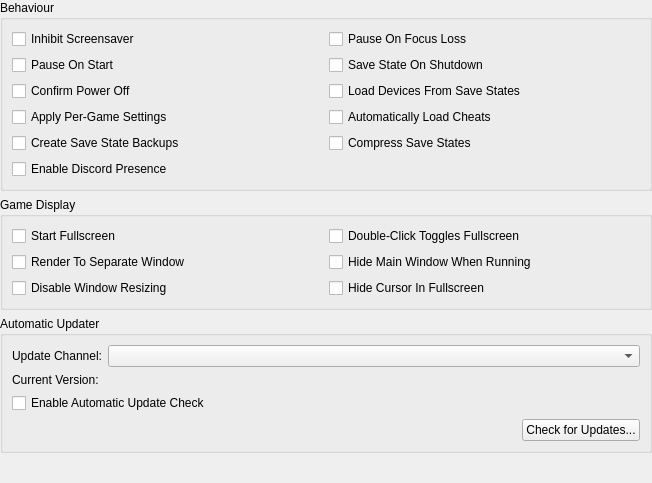
This is src/duckstation-qt/interfacesettingswidget.ui in kofxi3584karlayang/duckstation as Qt 5 draws it before an edit. The edited form follows.
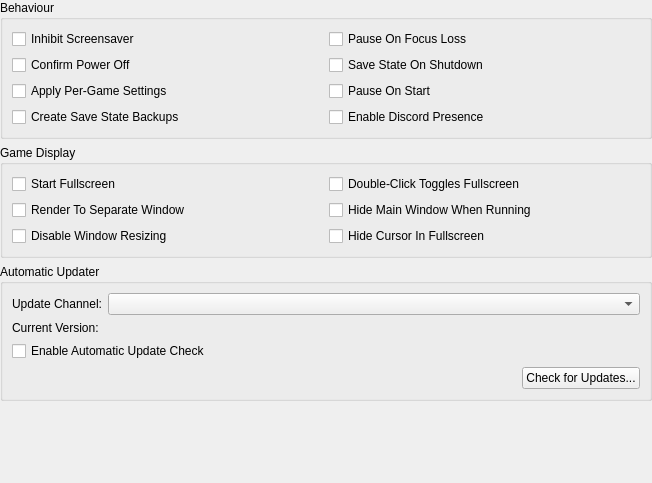
This is the edited form.

Commit message: System: Change "Auto Load Cheats" to "Enable Cheats"

Diff of the .ui file:
```diff
--- a/src/duckstation-qt/interfacesettingswidget.ui
+++ b/src/duckstation-qt/interfacesettingswidget.ui
@@ -29,20 +29,6 @@
       <string>Behaviour</string>
      </property>
      <layout class="QGridLayout" name="formLayout_4">
-      <item row="6" column="1">
-       <widget class="QCheckBox" name="autoLoadCheats">
-        <property name="text">
-         <string>Automatically Load Cheats</string>
-        </property>
-       </widget>
-      </item>
-      <item row="4" column="0">
-       <widget class="QCheckBox" name="confirmPowerOff">
-        <property name="text">
-         <string>Confirm Power Off</string>
-        </property>
-       </widget>
-      </item>
       <item row="3" column="1">
        <widget class="QCheckBox" name="saveStateOnExit">
         <property name="text">
@@ -78,34 +64,27 @@
         </property>
        </widget>
       </item>
-      <item row="4" column="1">
-       <widget class="QCheckBox" name="loadDevicesFromSaveStates">
-        <property name="text">
-         <string>Load Devices From Save States</string>
-        </property>
-       </widget>
-      </item>
-      <item row="3" column="0">
+      <item row="6" column="1">
        <widget class="QCheckBox" name="pauseOnStart">
         <property name="text">
          <string>Pause On Start</string>
         </property>
        </widget>
       </item>
-      <item row="8" column="0">
+      <item row="3" column="0">
+       <widget class="QCheckBox" name="confirmPowerOff">
+        <property name="text">
+         <string>Confirm Power Off</string>
+        </property>
+       </widget>
+      </item>
+      <item row="7" column="1">
        <widget class="QCheckBox" name="enableDiscordPresence">
         <property name="text">
          <string>Enable Discord Presence</string>
         </property>
        </widget>
       </item>
-      <item row="7" column="1">
-       <widget class="QCheckBox" name="compressSaveStates">
-        <property name="text">
-         <string>Compress Save States</string>
-        </property>
-       </widget>
-      </item>
      </layout>
     </widget>
    </item>
```
The commit also changes 19 other files.
